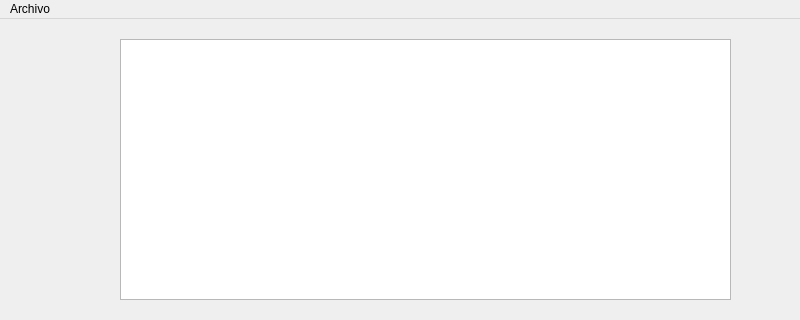
Hayai01/RegistroNotas, file menuprincipal.ui: the form before one commit; both pictures show x 0 to 800 and y 0 to 320 of the 800 by 600 pixel window.
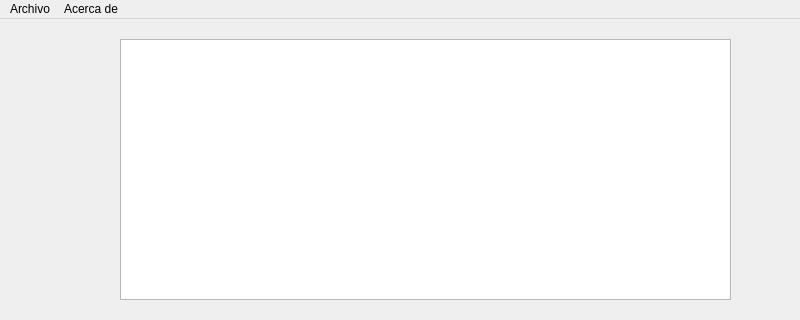
The form after the commit. Icons and pictures are not drawn.

Diff of the .ui file:
```diff
--- a/menuprincipal.ui
+++ b/menuprincipal.ui
@@ -43,7 +43,7 @@
      <x>0</x>
      <y>0</y>
      <width>800</width>
-     <height>22</height>
+     <height>21</height>
     </rect>
    </property>
    <widget class="QMenu" name="menuArchivo">
@@ -53,7 +53,14 @@
     <addaction name="actionRegistro"/>
     <addaction name="actionGuardar_Datos"/>
    </widget>
+   <widget class="QMenu" name="menuAcerca_de">
+    <property name="title">
+     <string>Acerca de</string>
+    </property>
+    <addaction name="actionCreditos"/>
+   </widget>
    <addaction name="menuArchivo"/>
+   <addaction name="menuAcerca_de"/>
   </widget>
   <widget class="QStatusBar" name="statusbar"/>
   <action name="actionRegistro">
```
Left out of the diff: 22 changed lines with no effect on the pictures.
